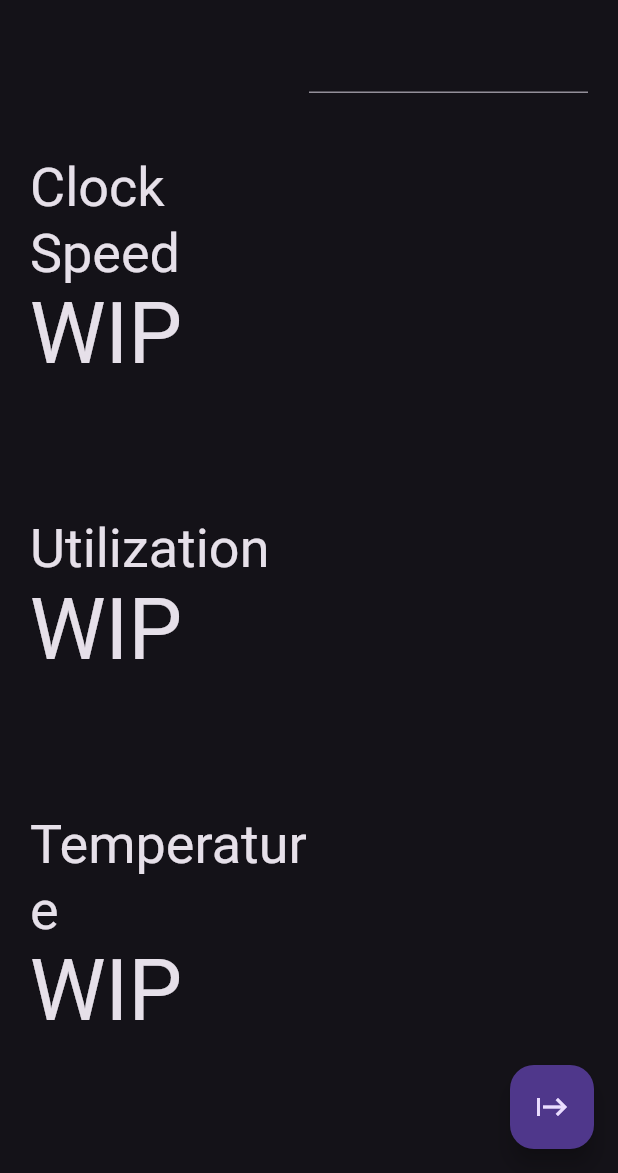
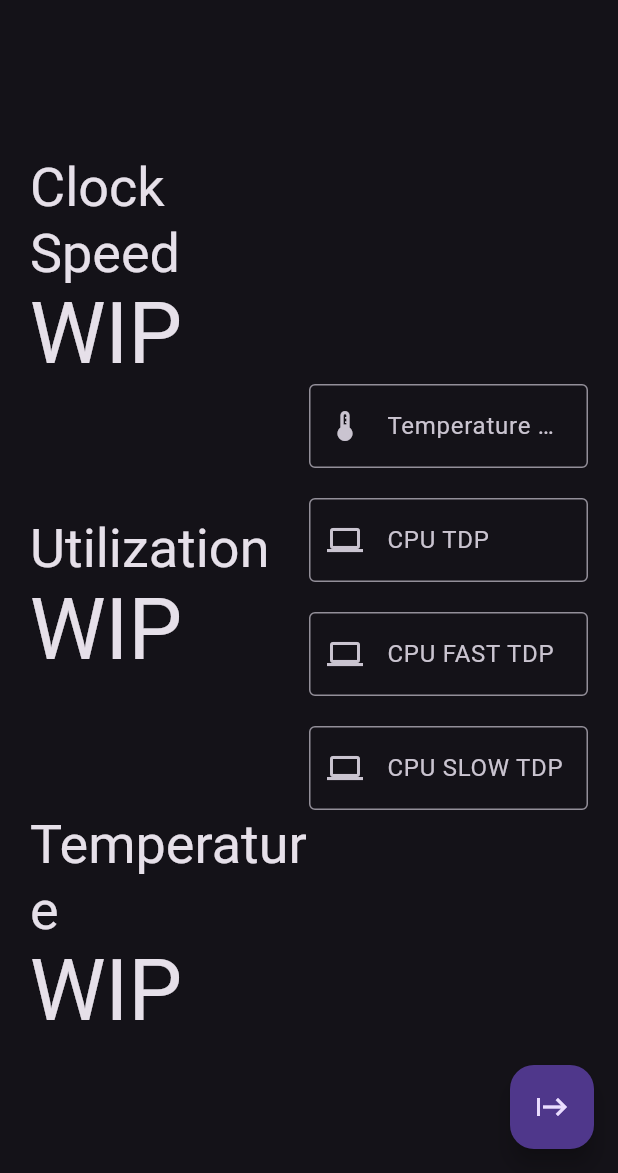
Before and after one commit to n1ved/FAdj, a Flutter app: the screen it shows after launch, on a phone screen of 412 x 824 dp, the part 63-1236 px from its top. Run offline on Flutter 3.47's test engine with Material 2 defaults, Android fonts, the phone set to English and light mode, and no system bars; missing offline and left inert: process_run.

```diff
--- a/lib/screens/home.dart
+++ b/lib/screens/home.dart
@@ -12,7 +12,13 @@ class HomeScreen extends StatefulWidget {
 
 class _HomeScreenState extends State<HomeScreen> {
   final TextEditingController _tctlTemp = TextEditingController();
+  final TextEditingController _stapmLimit = TextEditingController();
+  final TextEditingController _fastLimit = TextEditingController();
+  final TextEditingController _slowLimit = TextEditingController();
   int _tctlTempVal = 90;
+  int _stapmLimitVal = 45000;
+  int _fastLimitVal = 45000;
+  int _slowLimitVal = 45000;
 
   var sensor_tctl;
   Timer? timer;
@@ -64,15 +70,40 @@ class _HomeScreenState extends State<HomeScreen> {
               ),
               Expanded(
                 child: Column(
+                  mainAxisAlignment: MainAxisAlignment.center,
                   children: [
-                    TextField(
-                      controller: _tctlTemp,
-                      keyboardType: TextInputType.number,
-                      onChanged: (value) {
-                        setState(() {
-                          _tctlTempVal = int.parse(value);
-                        });
+                    ControllerInputBox(
+                      inputController: _tctlTemp,
+                      onChanged: () {
+                        _tctlTempVal = int.parse(_tctlTemp.value.toString());
                       },
+                      inputIcon: Icons.thermostat,
+                      labelText: "Temperature Limit",
+                    ),
+                    ControllerInputBox(
+                      inputController: _stapmLimit,
+                      onChanged: () {
+                        _stapmLimitVal =
+                            int.parse(_stapmLimit.value.toString());
+                      },
+                      inputIcon: Icons.computer,
+                      labelText: "CPU TDP",
+                    ),
+                    ControllerInputBox(
+                      inputController: _fastLimit,
+                      onChanged: () {
+                        _fastLimitVal = int.parse(_fastLimit.value.toString());
+                      },
+                      inputIcon: Icons.computer,
+                      labelText: "CPU FAST TDP",
+                    ),
+                    ControllerInputBox(
+                      inputController: _slowLimit,
+                      onChanged: () {
+                        _slowLimitVal = int.parse(_slowLimit.value.toString());
+                      },
+                      inputIcon: Icons.computer,
+                      labelText: "CPU SLOW TDP",
                     ),
                   ],
                 ),
@@ -84,11 +115,21 @@ class _HomeScreenState extends State<HomeScreen> {
       floatingActionButton: FloatingActionButton(
         onPressed: () async {
           var shell = Shell();
-          await shell.run("ryzenadj --tctl-temp=${_tctlTempVal.toString()}");
+          await shell.run(
+              "ryzenadj --tctl-temp=${_tctlTempVal.toString()} --stapm-limit=${_stapmLimitVal.toString()} --fast-limit=${_fastLimitVal.toString()} --slow-limit=${_slowLimitVal.toString()}");
         },
-        child: Icon(Icons.start),
+        child: const Icon(Icons.start),
       ),
     );
+  }
+
+  @override
+  void dispose() {
+    _tctlTemp.dispose();
+    _fastLimit.dispose();
+    _stapmLimit.dispose();
+    _slowLimit.dispose();
+    super.dispose();
   }
 }
 
@@ -119,3 +160,43 @@ class _DataTextState extends State<DataText> {
     );
   }
 }
+
+class ControllerInputBox extends StatefulWidget {
+  ControllerInputBox(
+      {super.key,
+      required this.inputController,
+      required this.onChanged,
+      required this.inputIcon,
+      required this.labelText});
+
+  final TextEditingController inputController;
+  final Function() onChanged;
+  final IconData inputIcon;
+  final String labelText;
+
+  @override
+  State<ControllerInputBox> createState() => _ControllerInputBoxState();
+}
+
+class _ControllerInputBoxState extends State<ControllerInputBox> {
+  @override
+  Widget build(BuildContext context) {
+    return Container(
+      margin: const EdgeInsets.fromLTRB(0, 10, 0, 10),
+      child: TextField(
+        controller: widget.inputController,
+        keyboardType: TextInputType.number,
+        onChanged: (value) {
+          setState(() {
+            widget.onChanged;
+          });
+        },
+        decoration: InputDecoration(
+          labelText: widget.labelText,
+          border: const OutlineInputBorder(),
+          prefixIcon: Icon(widget.inputIcon),
+        ),
+      ),
+    );
+  }
+}
```
